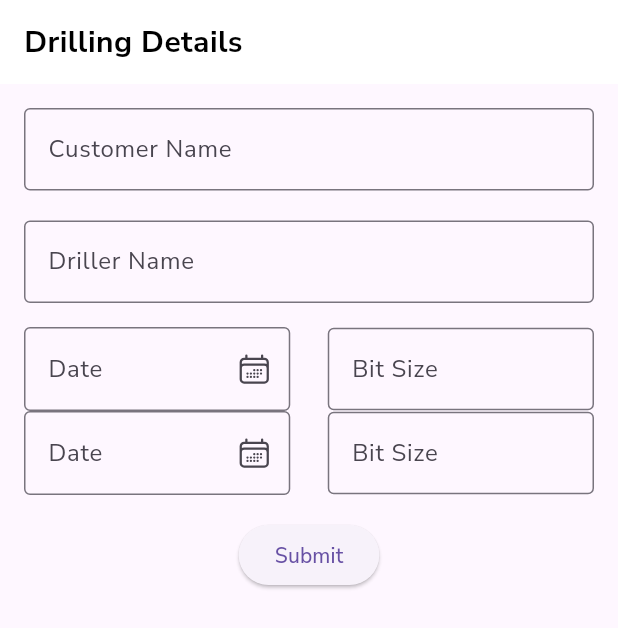
After one commit to thirvusoft/senthur-murugan-borewells, a Flutter app: the Drilling screen opened directly, on a phone screen of 412 x 824 dp. The commit adds this screen. Shown: the top 628 px of the screen. Run offline on Flutter 3.47's test engine with Material 3 defaults, Android fonts, the light colour scheme and no system bars; drawn by our look-alikes of searchfield; our stand-ins replace flutter_dotenv, flutter_phosphor_icons, get, google_fonts, heroicons, internet_connection_checker and 3 more; accounts and stored records are empty; network calls fail.

Commit message:
Drilling Page

```diff
--- a/lib/controller/api.dart
+++ b/lib/controller/api.dart
@@ -8,6 +8,9 @@ import 'package:senthur_murugan/controller/put.dart';
 class Customer extends GetxController {
   final ApiService apiService = ApiService();
   List territorylist_ = [].obs;
+  List customersearchlist_ = [].obs;
+  List employeesearchlist_ = [].obs;
+  List bitsizelist = [].obs;
   var employeelist = [].obs;
   var customerlist = [].obs;
   var expenselist = [].obs;
@@ -45,6 +48,80 @@ class Customer extends GetxController {
         }
       }
       territorylist_ += (valuesList);
+    }
+  }
+
+  Future customerName(name) async {
+    print(name);
+    print('ppppppppppppppppppppppppppppppp');
+    final response =
+        await apiService.get("/api/method/frappe.desk.search.search_link", {
+      "txt": name,
+      "doctype": "Customer",
+      "ignore_user_permissions": "1",
+      "reference_doctype": "Customer",
+      // "filters": jsonEncode({"company": "Sri Senthur Murugan Bore Wells"})
+    });
+    if (response.statusCode == 200) {
+      print(response.body);
+      print(response.statusCode);
+      customersearchlist_.clear();
+      List<String> valuesList = [];
+
+      final jsonResponse = json.decode(response.body);
+      for (var item in jsonResponse['results']) {
+        print(item);
+
+        if (item.containsKey('value')) {
+          valuesList.add(item['value']);
+        }
+      }
+      customersearchlist_ += (valuesList);
+    }
+  }
+
+  Future bitSize(name) async {
+    final response =
+        await apiService.get("/api/method/frappe.desk.search.search_link", {
+      "txt": name,
+      "doctype": "Bit Size",
+      "ignore_user_permissions": "1",
+      "reference_doctype": "Customer",
+    });
+    if (response.statusCode == 200) {
+      bitsizelist.clear();
+      List<String> valuesList = [];
+
+      final jsonResponse = json.decode(response.body);
+      for (var item in jsonResponse['results']) {
+        if (item.containsKey('value')) {
+          valuesList.add(item['value']);
+        }
+      }
+      bitsizelist += (valuesList);
+    }
+  }
+
+  Future employee(name) async {
+    final response =
+        await apiService.get("/api/method/frappe.desk.search.search_link", {
+      "txt": name,
+      "doctype": "Employee",
+      "ignore_user_permissions": "1",
+      "reference_doctype": "Employee",
+      "filters": jsonEncode({"department": "Driller"})
+    });
+    if (response.statusCode == 200) {
+      employeesearchlist_.clear();
+      List<String> valuesList = [];
+
+      final jsonResponse = json.decode(response.body);
+      for (var item in jsonResponse['results']) {
+        if (item.containsKey('value')) {
+          valuesList.add(item['value']);
+        }
+      }
+      employeesearchlist_ += (valuesList);
     }
   }
 
--- /dev/null
+++ b/lib/page/drilling.dart
@@ -0,0 +1,234 @@
+import 'dart:convert';
+
+import 'package:flutter/material.dart';
+import 'package:get/get.dart';
+import 'package:get/get_core/src/get_main.dart';
+import 'package:get/get_state_manager/src/rx_flutter/rx_obx_widget.dart';
+import 'package:searchfield/searchfield.dart';
+import 'package:senthur_murugan/controller/api.dart';
+import 'package:senthur_murugan/widgets/reusable_appbar.dart';
+import 'package:senthur_murugan/widgets/reusable_datepicker.dart';
+
+class Drilling extends StatefulWidget {
+  const Drilling({Key? key}) : super(key: key);
+
+  @override
+  State<Drilling> createState() => _DrillingState();
+}
+
+class _DrillingState extends State<Drilling> {
+  final Customer customer = Get.put(Customer());
+
+  final _formKey = GlobalKey<FormState>();
+  TextEditingController customerName = TextEditingController();
+  TextEditingController drillerName = TextEditingController();
+  TextEditingController drillingDate = TextEditingController();
+  TextEditingController bitSize = TextEditingController();
+
+  @override
+  Widget build(BuildContext context) {
+    return Scaffold(
+      appBar: const ReusableAppBar(
+        title: 'Drilling Details',
+      ),
+      body: Padding(
+        padding: const EdgeInsets.all(16.0),
+        child: Form(
+          key: _formKey,
+          child: Column(
+            children: [
+              Obx(() => SearchField(
+                    controller: customerName,
+                    validator: (value) {
+                      if (value == null || value.isEmpty) {
+                        return "Customer can't empty ";
+                      }
+
+                      return null;
+                    },
+                    suggestions: customer.customersearchlist_
+                        .map((String) => SearchFieldListItem(String))
+                        .toList(),
+                    suggestionState: Suggestion.expand,
+                    suggestionsDecoration: SuggestionDecoration(
+                        padding: const EdgeInsets.only(
+                            top: 10.0, left: 5, bottom: 20),
+                        color: Colors.white,
+                        borderRadius:
+                            const BorderRadius.all(Radius.circular(10))),
+                    textInputAction: TextInputAction.next,
+                    marginColor: Colors.white,
+                    searchStyle: TextStyle(
+                      fontSize: 15,
+                      color: Colors.black.withOpacity(0.8),
+                    ),
+                    onSearchTextChanged: (p0) {
+                      customer.customerName(customerName.text);
+                    },
+                    searchInputDecoration: const InputDecoration(
+                        labelText: "Customer Name",
+                        // suffixIcon: HeroIcon(HeroIcons.mapPin),
+                        border: OutlineInputBorder(
+                            borderSide: BorderSide(color: Color(0x0ff2d2e4)))),
+                  )),
+              const SizedBox(
+                height: 20,
+              ),
+              Obx(() => SearchField(
+                    controller: drillerName,
+                    validator: (value) {
+                      if (value == null || value.isEmpty) {
+                        return "Driller can't empty ";
+                      }
+
+                      return null;
+                    },
+                    suggestions: customer.employeesearchlist_
+                        .map((String) => SearchFieldListItem(String))
+                        .toList(),
+                    suggestionState: Suggestion.expand,
+                    suggestionsDecoration: SuggestionDecoration(
+                        padding: const EdgeInsets.only(
+                            top: 10.0, left: 5, bottom: 20),
+                        color: Colors.white,
+                        borderRadius:
+                            const BorderRadius.all(Radius.circular(10))),
+                    textInputAction: TextInputAction.next,
+                    marginColor: Colors.white,
+                    searchStyle: TextStyle(
+                      fontSize: 15,
+                      color: Colors.black.withOpacity(0.8),
+                    ),
+                    onSearchTextChanged: (p0) {
+                      customer.employee(drillerName.text);
+                    },
+                    searchInputDecoration: const InputDecoration(
+                        labelText: "Driller Name",
+                        // suffixIcon: HeroIcon(HeroIcons.mapPin),
+                        border: OutlineInputBorder(
+                            borderSide: BorderSide(color: Color(0x0ff2d2e4)))),
+                  )),
+              const SizedBox(height: 16),
+              Row(
+                children: [
+                  Expanded(
+                    child: ReusableDatePickerTextField(
+                      controller: drillingDate,
+                      labelText: 'Date',
+                    ),
+                  ),
+                  const SizedBox(
+                    width: 25,
+                  ),
+                  Expanded(
+                    child: Obx(() => SearchField(
+                          controller: bitSize,
+                          validator: (value) {
+                            if (value == null || value.isEmpty) {
+                              return "Bit Size can't empty ";
+                            }
+                            return null;
+                          },
+                          suggestions: customer.bitsizelist
+                              .map((String) => SearchFieldListItem(String))
+                              .toList(),
+                          suggestionState: Suggestion.expand,
+                          suggestionsDecoration: SuggestionDecoration(
+                              padding: const EdgeInsets.only(
+                                  top: 10.0, left: 5, bottom: 20),
+                              color: Colors.white,
+                              borderRadius:
+                                  const BorderRadius.all(Radius.circular(10))),
+                          textInputAction: TextInputAction.next,
+                          marginColor: Colors.white,
+                          searchStyle: TextStyle(
+                            fontSize: 15,
+                            color: Colors.black.withOpacity(0.8),
+                          ),
+                          onSearchTextChanged: (p0) {
+                            customer.bitSize(bitSize.text);
+                          },
+                          searchInputDecoration: const InputDecoration(
+                              labelText: "Bit Size",
+                              // suffixIcon: HeroIcon(HeroIcons.mapPin),
+                              border: OutlineInputBorder(
+                                  borderSide:
+                                      BorderSide(color: Color(0x0ff2d2e4)))),
+                        )),
+                  )
+                ],
+              ),
+                Row(
+                children: [
+                  Expanded(
+                    child: ReusableDatePickerTextField(
+                      controller: drillingDate,
+                      labelText: 'Date',
+
+                    ),
+                  ),
+                  const SizedBox(
+                    width: 25,
+                  ),
+                  Expanded(
+                    child: Obx(() => SearchField(
+                          controller: bitSize,
+                          validator: (value) {
+                            if (value == null || value.isEmpty) {
+                              return "Bit Size can't empty ";
+                            }
+                            return null;
+                          },
+                          suggestions: customer.bitsizelist
+                              .map((String) => SearchFieldListItem(String))
+                              .toList(),
+                          suggestionState: Suggestion.expand,
+                          suggestionsDecoration: SuggestionDecoration(
+                              padding: const EdgeInsets.only(
+                                  top: 10.0, left: 5, bottom: 20),
+                              color: Colors.white,
+                              borderRadius:
+                                  const BorderRadius.all(Radius.circular(10))),
+                          textInputAction: TextInputAction.next,
+                          marginColor: Colors.white,
+                          searchStyle: TextStyle(
+                            fontSize: 15,
+                            color: Colors.black.withOpacity(0.8),
+                          ),
+                          onSearchTextChanged: (p0) {
+                            customer.bitSize(bitSize.text);
+                          },
+                          searchInputDecoration: const InputDecoration(
+                              labelText: "Bit Size",
+                              // suffixIcon: HeroIcon(HeroIcons.mapPin),
+                              border: OutlineInputBorder(
+                                  borderSide:
+                                      BorderSide(color: Color(0x0ff2d2e4)))),
+                        )),
+                  )
+                ],
+              ),
+              SizedBox(height: 16),
+              ElevatedButton(
+                onPressed: () {
+                  if (_formKey.currentState!.validate()) {
+                    // Form is valid, perform your action here
+                    // You can access the field values using _field1Controller.text and _field2Controller.text
+                    // For example: print(_field1Controller.text);
+                  }
+                },
+                child: Text('Submit'),
+              ),
+            ],
+          ),
+        ),
+      ),
+    );
+  }
+}
+
+void main() {
+  runApp(MaterialApp(
+    home: Drilling(),
+  ));
+}
--- a/lib/page/login_page.dart
+++ b/lib/page/login_page.dart
@@ -130,8 +130,10 @@ class Loginpage extends StatelessWidget {
                                 "pwd": _passwordController.text
                               });
                           if (response.statusCode == 200) {
+
                             SharedPreferences prefs =
                                 await SharedPreferences.getInstance();
+
                             final Response = json.decode(response.body);
                             await prefs.setString(
                                 'full_name', Response["full_name"]);
--- a/lib/widgets/bottom_navigation.dart
+++ b/lib/widgets/bottom_navigation.dart
@@ -5,6 +5,8 @@ import 'package:senthur_murugan/page/customer_list.dart';
 import 'package:senthur_murugan/page/employee_list.dart';
 import 'package:senthur_murugan/page/home_page.dart';
 import 'package:senthur_murugan/widgets/contants.dart';
+
+import '../page/drilling.dart';
 
 class Bottomnavigation extends StatefulWidget {
   const Bottomnavigation({super.key});
@@ -18,6 +20,7 @@ class _BottomnavigationState extends State<Bottomnavigation> {
     const Homepage(),
     const Employee(),
     const Cusomerlist(),
+    const Drilling()
   ];
   @override
   Widget build(BuildContext context) {
@@ -43,6 +46,10 @@ class _BottomnavigationState extends State<Bottomnavigation> {
               selectedColor: const Color(0xFF752FFF),
               title: const Text('Customer'),
               icon: const HeroIcon(HeroIcons.userPlus)),
+          SalomonBottomBarItem(
+              selectedColor: const Color(0xFF752FFF),
+              title: const Text('Drilling'),
+              icon: const HeroIcon(HeroIcons.clipboardDocument)),
         ],
       ),
       body: _widgetOptions.elementAt(selectedTab),
--- a/lib/widgets/reusable_textformfield.dart
+++ b/lib/widgets/reusable_textformfield.dart
@@ -12,6 +12,7 @@ class ReusableTextField extends StatefulWidget {
   final Function(String)? onChange;
   final bool readyonly;
   final AutovalidateMode autovalidateMode;
+
   const ReusableTextField({
     super.key,
     required this.labelText,
```
Also changed, not shown: lib/controller/apiservice.dart (+18 -1 lines).
